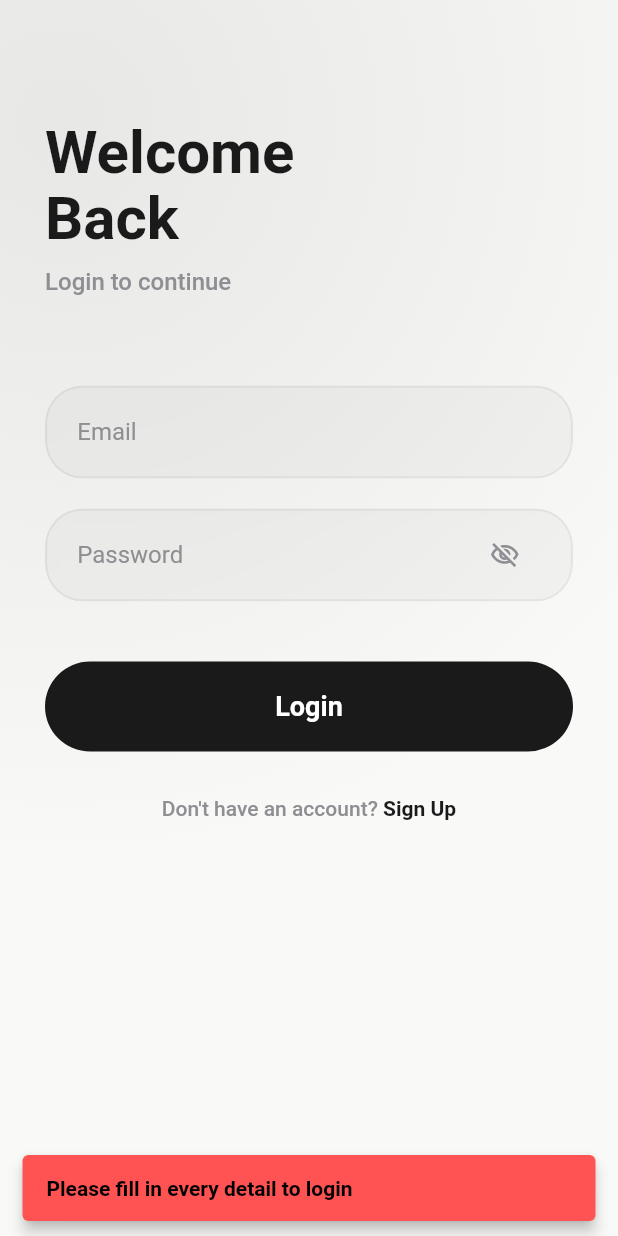
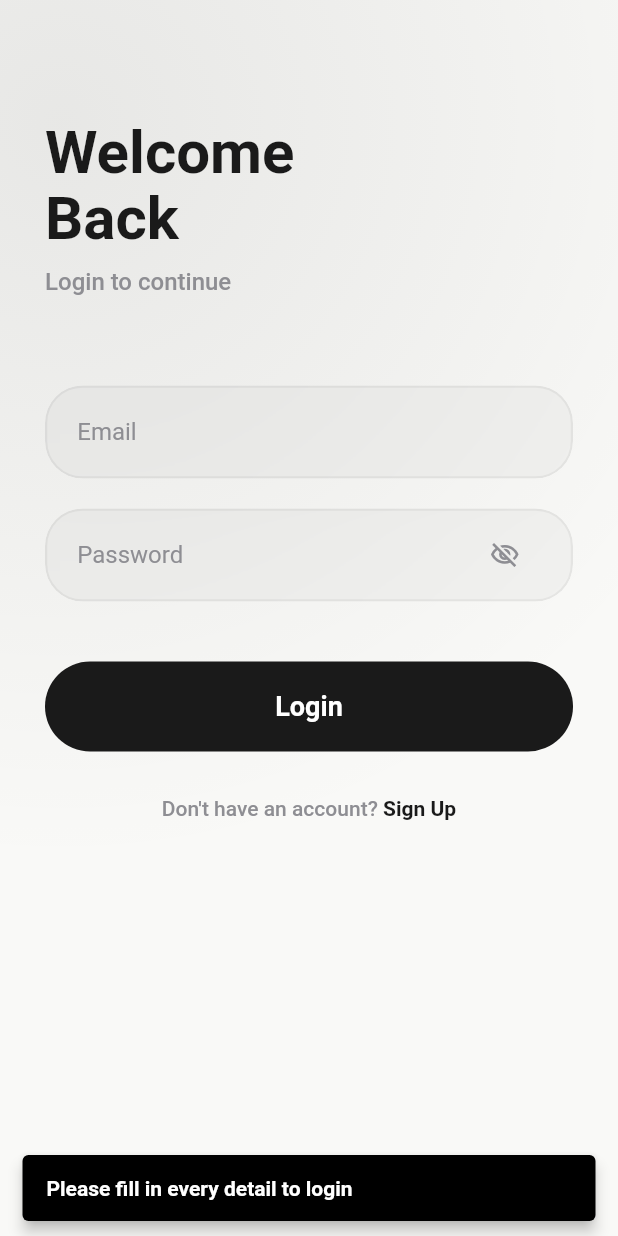
Before and after one commit to manosekar-m/Taskify, a Flutter app: the screen it shows after launch, after a tap on "Login", on a phone screen of 412 x 824 dp. Run offline on Flutter 3.47's test engine with Material 3 defaults, Android fonts, the phone set to English and light mode, and no system bars; our stand-ins replace flutter_local_notifications, hive, hive_flutter, table_calendar, timezone; missing offline and left inert: flutter_ringtone_player; accounts and stored records are empty; statements that could not run were skipped.

Commit message:
Standardize SnackBars and improve list performance with stable keys

```diff
--- a/lib/screens/login_screen.dart
+++ b/lib/screens/login_screen.dart
@@ -113,12 +113,22 @@ class _LoginScreenState extends State<LoginScreen> {
                             );
                           } else {
                             ScaffoldMessenger.of(context).showSnackBar(
-                              const SnackBar(content: Text("Invalid email or password"), backgroundColor: Colors.redAccent),
+                              const SnackBar(
+                                content: Text("Invalid email or password", style: TextStyle(color: Colors.white, fontWeight: FontWeight.bold)),
+                                backgroundColor: Colors.black,
+                                duration: Duration(seconds: 3),
+                                behavior: SnackBarBehavior.floating,
+                              ),
                             );
                           }
                         } else {
                           ScaffoldMessenger.of(context).showSnackBar(
-                            const SnackBar(content: Text("Please fill in every detail to login"), backgroundColor: Colors.redAccent),
+                            const SnackBar(
+                              content: Text("Please fill in every detail to login", style: TextStyle(color: Colors.white, fontWeight: FontWeight.bold)),
+                              backgroundColor: Colors.black,
+                              duration: Duration(seconds: 3),
+                              behavior: SnackBarBehavior.floating,
+                            ),
                           );
                         }
                       },
--- a/lib/widgets/create_task_modal.dart
+++ b/lib/widgets/create_task_modal.dart
@@ -282,8 +282,10 @@ void showCreateTaskModal(BuildContext context, DateTime initialDate, {Task? task
                         if (startDt.isBefore(DateTime.now()) && taskToEdit == null) {
                           ScaffoldMessenger.of(modalContext).showSnackBar(
                             const SnackBar(
-                              content: Text("Cannot create tasks in the past"),
-                              backgroundColor: Colors.orange,
+                              content: Text("Cannot create tasks in the past", style: TextStyle(color: Colors.white, fontWeight: FontWeight.bold)),
+                              backgroundColor: Colors.black,
+                              duration: Duration(seconds: 3),
+                              behavior: SnackBarBehavior.floating,
                             ),
                           );
                           return;
```
Also changed, not shown: lib/screens/home_screen.dart (+13 -13 lines), lib/screens/profile_screen.dart (+9 -7 lines), lib/screens/rough_notes_screen.dart (+4 -4 lines), lib/screens/signup_screen.dart (+12 -2 lines).
